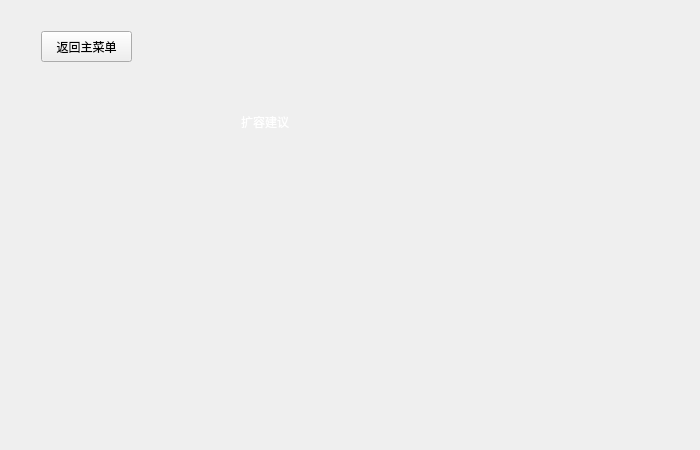
RongjunZhou/ElecSys, file ElecSystem/staff.ui: the form before one commit.
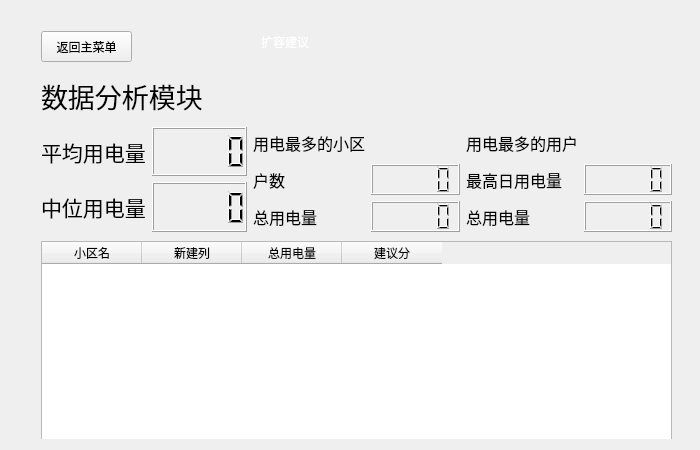
The form after the commit. The open tabs and pages were chosen to show the change. Icons and pictures are not drawn.

Commit message: feat.manager功能适配

The edit to the form file:
```diff
--- a/ElecSystem/staff.ui
+++ b/ElecSystem/staff.ui
@@ -342,8 +342,8 @@
       <widget class="QLabel" name="label_3">
        <property name="geometry">
         <rect>
-         <x>230</x>
-         <y>80</y>
+         <x>250</x>
+         <y>0</y>
          <width>161</width>
          <height>61</height>
         </rect>
@@ -372,6 +372,222 @@
         <string>返回主菜单</string>
        </property>
       </widget>
+      <widget class="QWidget" name="gridLayoutWidget_2">
+       <property name="geometry">
+        <rect>
+         <x>30</x>
+         <y>60</y>
+         <width>631</width>
+         <height>161</height>
+        </rect>
+       </property>
+       <layout class="QGridLayout" name="gridLayout_4">
+        <item row="1" column="1" rowspan="2">
+         <layout class="QGridLayout" name="gridLayout_10">
+          <item row="0" column="0">
+           <widget class="QLabel" name="label_13">
+            <property name="font">
+             <font>
+              <pointsize>12</pointsize>
+             </font>
+            </property>
+            <property name="text">
+             <string>用电最多的小区</string>
+            </property>
+           </widget>
+          </item>
+          <item row="1" column="0">
+           <widget class="QLabel" name="label_14">
+            <property name="font">
+             <font>
+              <pointsize>12</pointsize>
+             </font>
+            </property>
+            <property name="layoutDirection">
+             <enum>Qt::LeftToRight</enum>
+            </property>
+            <property name="text">
+             <string>户数</string>
+            </property>
+           </widget>
+          </item>
+          <item row="2" column="0">
+           <widget class="QLabel" name="label_15">
+            <property name="font">
+             <font>
+              <pointsize>12</pointsize>
+             </font>
+            </property>
+            <property name="text">
+             <string>总用电量</string>
+            </property>
+           </widget>
+          </item>
+          <item row="2" column="1">
+           <widget class="QLCDNumber" name="lcdNumber_3"/>
+          </item>
+          <item row="1" column="1">
+           <widget class="QLCDNumber" name="lcdNumber_4"/>
+          </item>
+          <item row="0" column="1">
+           <widget class="QLabel" name="label_16">
+            <property name="font">
+             <font>
+              <pointsize>12</pointsize>
+             </font>
+            </property>
+            <property name="text">
+             <string/>
+            </property>
+           </widget>
+          </item>
+         </layout>
+        </item>
+        <item row="0" column="0">
+         <layout class="QVBoxLayout" name="verticalLayout">
+          <item>
+           <widget class="QLabel" name="label_10">
+            <property name="font">
+             <font>
+              <pointsize>20</pointsize>
+             </font>
+            </property>
+            <property name="text">
+             <string>数据分析模块</string>
+            </property>
+           </widget>
+          </item>
+         </layout>
+        </item>
+        <item row="2" column="0">
+         <layout class="QGridLayout" name="gridLayout_8">
+          <item row="0" column="1">
+           <widget class="QLCDNumber" name="lcdNumber_2"/>
+          </item>
+          <item row="0" column="0">
+           <widget class="QLabel" name="label_12">
+            <property name="font">
+             <font>
+              <pointsize>16</pointsize>
+             </font>
+            </property>
+            <property name="text">
+             <string>中位用电量</string>
+            </property>
+           </widget>
+          </item>
+         </layout>
+        </item>
+        <item row="1" column="0">
+         <layout class="QGridLayout" name="gridLayout_9">
+          <item row="0" column="0">
+           <widget class="QLabel" name="label_11">
+            <property name="font">
+             <font>
+              <pointsize>16</pointsize>
+             </font>
+            </property>
+            <property name="text">
+             <string>平均用电量</string>
+            </property>
+           </widget>
+          </item>
+          <item row="0" column="1">
+           <widget class="QLCDNumber" name="lcdNumber"/>
+          </item>
+         </layout>
+        </item>
+        <item row="1" column="2" rowspan="2">
+         <layout class="QGridLayout" name="gridLayout_11">
+          <item row="1" column="0">
+           <widget class="QLabel" name="label_19">
+            <property name="font">
+             <font>
+              <pointsize>12</pointsize>
+             </font>
+            </property>
+            <property name="text">
+             <string>最高日用电量</string>
+            </property>
+           </widget>
+          </item>
+          <item row="0" column="1">
+           <widget class="QLabel" name="label_18">
+            <property name="text">
+             <string/>
+            </property>
+           </widget>
+          </item>
+          <item row="0" column="0">
+           <widget class="QLabel" name="label_17">
+            <property name="font">
+             <font>
+              <pointsize>12</pointsize>
+             </font>
+            </property>
+            <property name="text">
+             <string>用电最多的用户</string>
+            </property>
+           </widget>
+          </item>
+          <item row="2" column="0">
+           <widget class="QLabel" name="label_20">
+            <property name="font">
+             <font>
+              <pointsize>12</pointsize>
+             </font>
+            </property>
+            <property name="text">
+             <string>总用电量</string>
+            </property>
+           </widget>
+          </item>
+          <item row="1" column="1">
+           <widget class="QLCDNumber" name="lcdNumber_5"/>
+          </item>
+          <item row="2" column="1">
+           <widget class="QLCDNumber" name="lcdNumber_6"/>
+          </item>
+         </layout>
+        </item>
+       </layout>
+      </widget>
+      <widget class="QWidget" name="gridLayoutWidget_7">
+       <property name="geometry">
+        <rect>
+         <x>30</x>
+         <y>230</y>
+         <width>631</width>
+         <height>201</height>
+        </rect>
+       </property>
+       <layout class="QGridLayout" name="gridLayout_12">
+        <item row="0" column="0">
+         <widget class="QTableWidget" name="tableWidget_2">
+          <column>
+           <property name="text">
+            <string>小区名</string>
+           </property>
+          </column>
+          <column>
+           <property name="text">
+            <string>新建列</string>
+           </property>
+          </column>
+          <column>
+           <property name="text">
+            <string>总用电量</string>
+           </property>
+          </column>
+          <column>
+           <property name="text">
+            <string>建议分</string>
+           </property>
+          </column>
+         </widget>
+        </item>
+       </layout>
+      </widget>
      </widget>
     </widget>
    </item>
```
Left out of the diff: 5 changed lines with no effect on the pictures. The commit also changes 1 other file.
